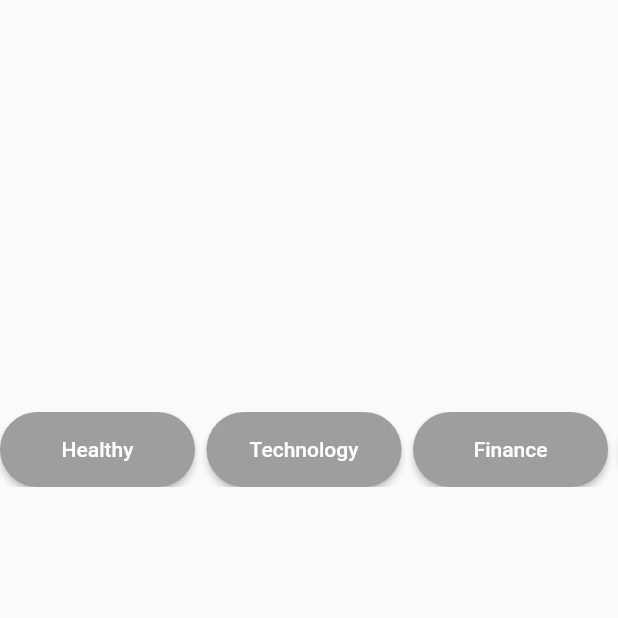
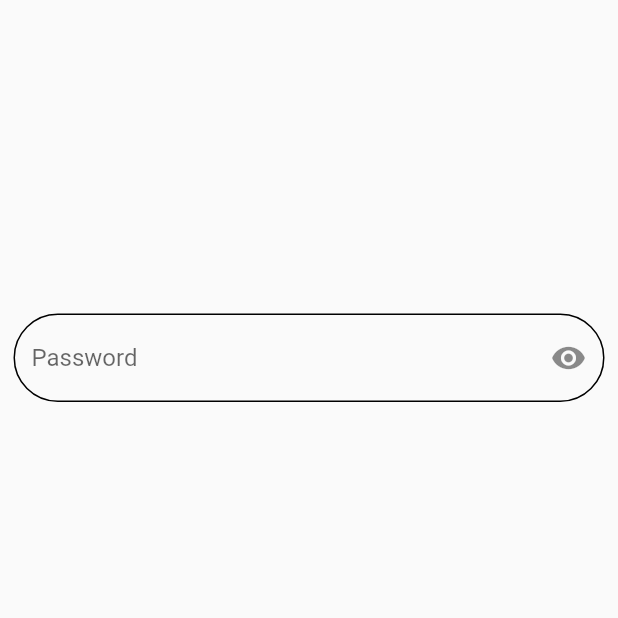
Before and after one commit to Heba-Elnaghy/Cubit, a Flutter app: the screen it shows after launch, on a phone screen of 412 x 824 dp, the top half of it. Run offline on Flutter 3.47's test engine with Material 2 defaults, Android fonts, the phone set to English and light mode, and no system bars; our stand-ins replace bloc, flutter_bloc.

Commit message:
"Task 8"

```diff
--- /dev/null
+++ b/lib/Cubits/cubit/change_color_cubit.dart
@@ -0,0 +1,16 @@
+import 'package:bloc/bloc.dart';
+import 'package:meta/meta.dart';
+
+part 'change_color_state.dart';
+
+class ChangeColorCubit extends Cubit<ChangeColorState> {
+  ChangeColorCubit() : super(ChangeColorInitial());
+
+  int selectedIndex = 0;
+
+  void changeIndex(int index) {
+    selectedIndex = index;
+
+    emit(ChangeColorInitial());
+  }
+}
--- /dev/null
+++ b/lib/Cubits/cubit/change_color_state.dart
@@ -0,0 +1,6 @@
+part of 'change_color_cubit.dart';
+
+@immutable
+sealed class ChangeColorState {}
+
+final class ChangeColorInitial extends ChangeColorState {}
--- /dev/null
+++ b/lib/Cubits/cubit/password_cubit.dart
@@ -0,0 +1,17 @@
+import 'package:bloc/bloc.dart';
+import 'package:meta/meta.dart';
+
+part 'password_state.dart';
+
+class PasswordCubit extends Cubit<PasswordState> {
+  PasswordCubit() : super(PasswordInitial());
+
+  bool isShown = false;
+
+  void showHidePass() {
+    isShown = !isShown;
+
+    emit(PasswordInitial());
+    // isShown = !isShown;
+  }
+}
--- /dev/null
+++ b/lib/Cubits/cubit/password_state.dart
@@ -0,0 +1,6 @@
+part of 'password_cubit.dart';
+
+@immutable
+class PasswordState {}
+
+class PasswordInitial extends PasswordState {}
--- /dev/null
+++ b/lib/StateManagement/password.dart
@@ -0,0 +1,58 @@
+import 'package:flutter/material.dart';
+import 'package:flutter_bloc/flutter_bloc.dart';
+
+import '../Cubits/cubit/password_cubit.dart';
+
+class Password extends StatelessWidget {
+  const Password({super.key});
+
+  @override
+  Widget build(BuildContext context) {
+    return Scaffold(
+      body: SizedBox(
+        height: MediaQuery.of(context).size.height,
+        width: MediaQuery.of(context).size.width,
+        child: SingleChildScrollView(
+          child: Column(children: [
+            SizedBox(
+              height: 200,
+            ),
+            Padding(
+              padding: const EdgeInsets.all(9.0),
+              child: BlocBuilder<PasswordCubit, PasswordState>(
+                builder: (context, state) {
+                  return TextField(
+                    obscureText: context.read<PasswordCubit>().isShown,
+                    decoration: InputDecoration(
+                      suffixIcon: IconButton(
+                        icon: context.read<PasswordCubit>().isShown
+                            ? const Icon(Icons.visibility_off)
+                            : const Icon(Icons.visibility),
+                        onPressed: () {
+                          context.read<PasswordCubit>().showHidePass();
+                        },
+                      ),
+                      hintText: "Password",
+                      // errorBorder: ,
+                      focusedBorder: OutlineInputBorder(
+                        borderSide:
+                            const BorderSide(color: Colors.black, width: 2),
+                        borderRadius: BorderRadius.circular(50),
+                      ),
+                      // border: ,
+                      enabledBorder: OutlineInputBorder(
+                        borderSide: const BorderSide(color: Colors.black),
+                        borderRadius: BorderRadius.circular(50),
+                      ),
+                      // border:
+                    ),
+                  );
+                },
+              ),
+            ),
+          ]),
+        ),
+      ),
+    );
+  }
+}
--- a/lib/main.dart
+++ b/lib/main.dart
@@ -3,12 +3,18 @@ import 'package:flutter/material.dart';
 import 'package:flutter_application_1/Screens/filter_screen.dart';
 
 import 'package:flutter_application_1/Screens/text_screen.dart';
+import 'package:flutter_application_1/StateManagement/password.dart';
 
 import 'package:flutter_application_1/StateManagement/replace.dart';
 
 import 'package:flutter_bloc/flutter_bloc.dart';
 
 import 'Cubits/cubit/change_cubit.dart';
+import 'StateManagement/filter.dart';
+import '../Cubits/cubit/change_color_cubit.dart';
+import 'StateManagement/password.dart';
+
+import '../Cubits/cubit/password_cubit.dart';
 
 void main() {
   runApp(const MyApp());
@@ -22,12 +28,18 @@ class MyApp extends StatelessWidget {
   Widget build(BuildContext context) {
     return MultiBlocProvider(
       providers: [
+        BlocProvider<ChangeColorCubit>(
+          create: (BuildContext context) => ChangeColorCubit(),
+        ),
         BlocProvider<ChangeCubit>(
           create: (BuildContext context) => ChangeCubit(),
         ),
+        BlocProvider<PasswordCubit>(
+          create: (BuildContext context) => PasswordCubit(),
+        ),
       ],
       child: MaterialApp(
-        home: FilterScreen(),
+        home: Password(),
       ),
     );
   }
```
Also changed, not shown: lib/StateManagement/filter.dart (added, +67 -0 lines).
